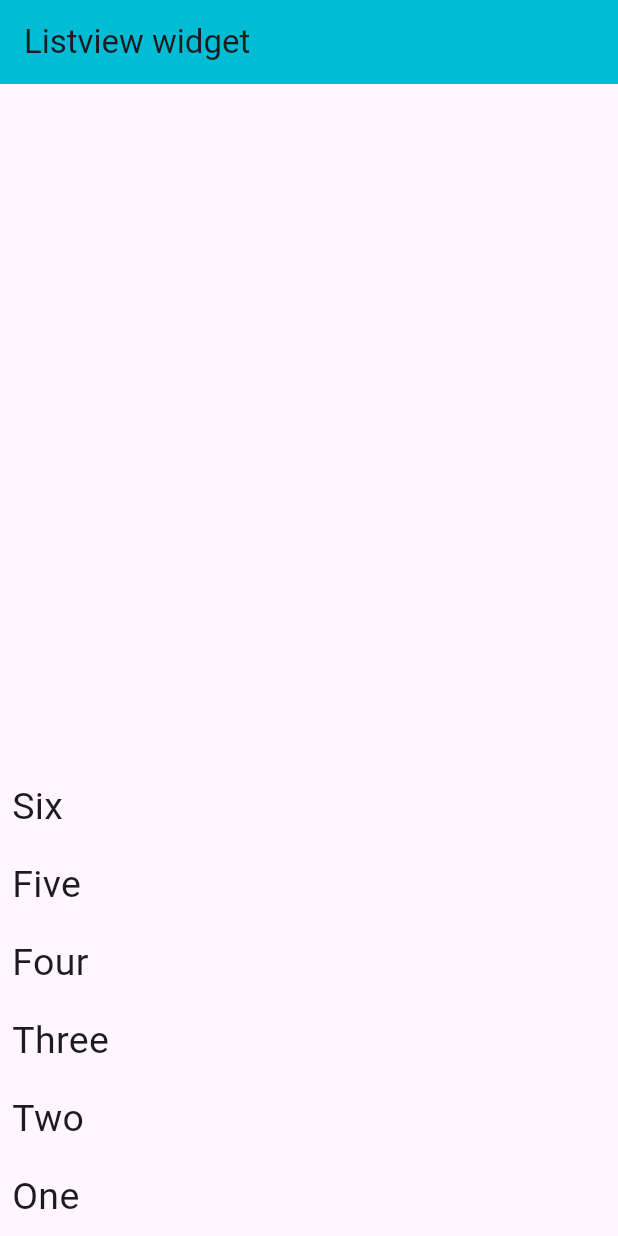
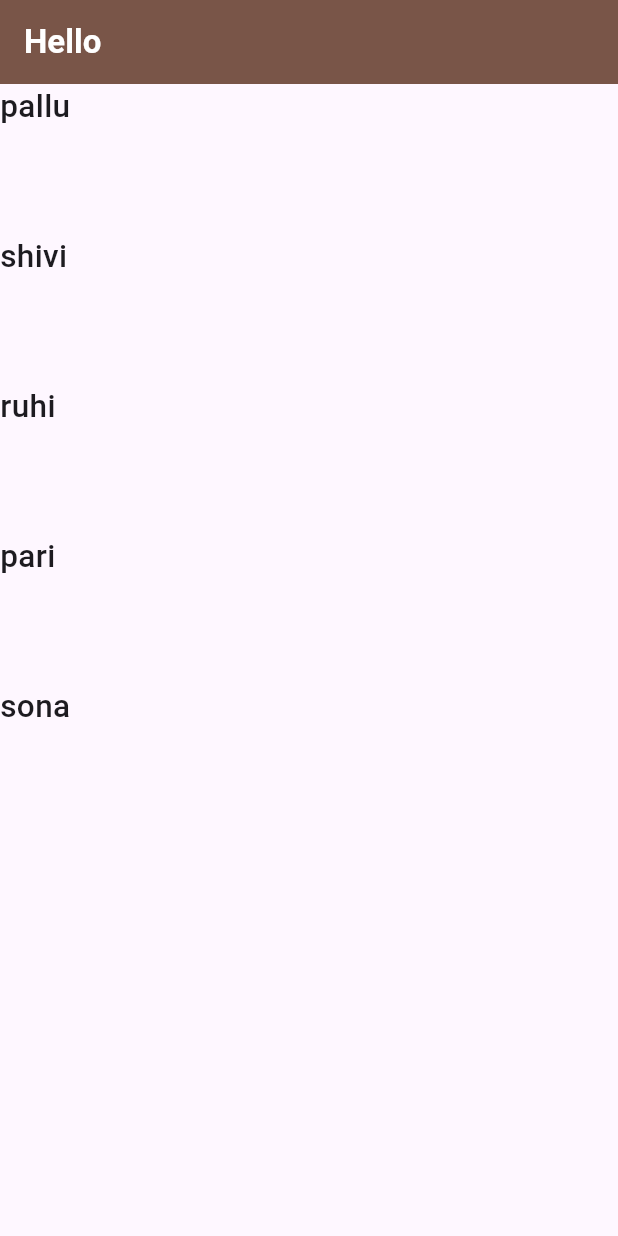
Before and after one commit to pallavipradhan5578/Flutter_practice, a Flutter app: the screen it shows after launch, on a phone screen of 412 x 824 dp. Run offline on Flutter 3.47's test engine with Material 3 defaults, Android fonts, the phone set to English and light mode, and no system bars.

Commit message:
ListView.builder_widgwt

```diff
--- /dev/null
+++ b/lib/listview_builder.dart
@@ -0,0 +1,23 @@
+import 'package:flutter/material.dart';
+class ListviewBuilderWidget extends StatefulWidget {
+  const ListviewBuilderWidget({super.key});
+
+  @override
+  State<ListviewBuilderWidget> createState() => _ListviewBuilderWidgetState();
+}
+
+class _ListviewBuilderWidgetState extends State<ListviewBuilderWidget> {
+  var arrNames=['pallu','shivi','ruhi','pari','sona'];
+  @override
+  Widget build(BuildContext context) {
+    return Scaffold(appBar: AppBar(
+      title: Text("Hello",style: TextStyle(fontWeight:FontWeight.bold,color: Colors.white ),),backgroundColor: Colors.brown,
+    ),body: ListView.builder(itemBuilder: (context,index){
+      return Text(arrNames[index],style: TextStyle(fontWeight: FontWeight.w500,fontSize:21),);
+    },itemCount: arrNames.length,
+      itemExtent:100,
+    ),
+
+    );
+  }
+}
--- a/lib/main.dart
+++ b/lib/main.dart
@@ -3,12 +3,13 @@ import 'package:hello_world/dailypractics.dart';
 import 'package:hello_world/driven2_page.dart';
 import 'package:hello_world/list_view.dart';
 import 'package:hello_world/driven_splasg_page.dart';
+import 'package:hello_world/listview_builder.dart';
 
 void main() {
   runApp(MaterialApp(debugShowCheckedModeBanner: false,theme: ThemeData(
     primarySwatch: Colors.red
   ),
-      home:  ListViewWidget()
+      home:  ListviewBuilderWidget()
 
 
       //   Scaffold(
```
